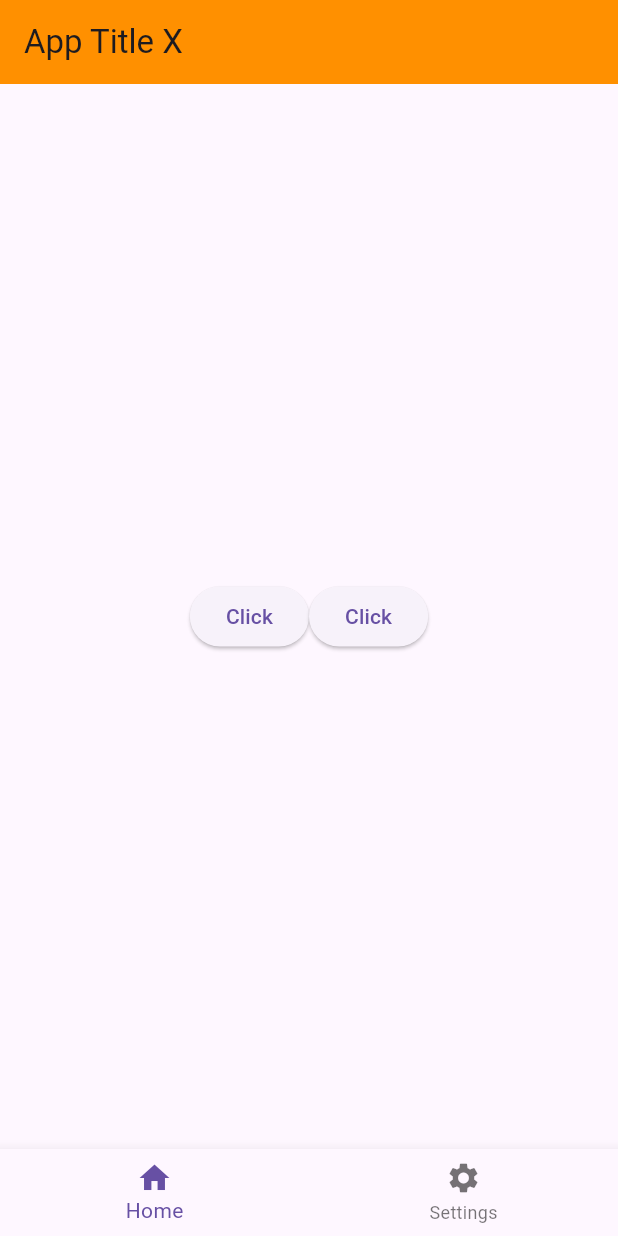
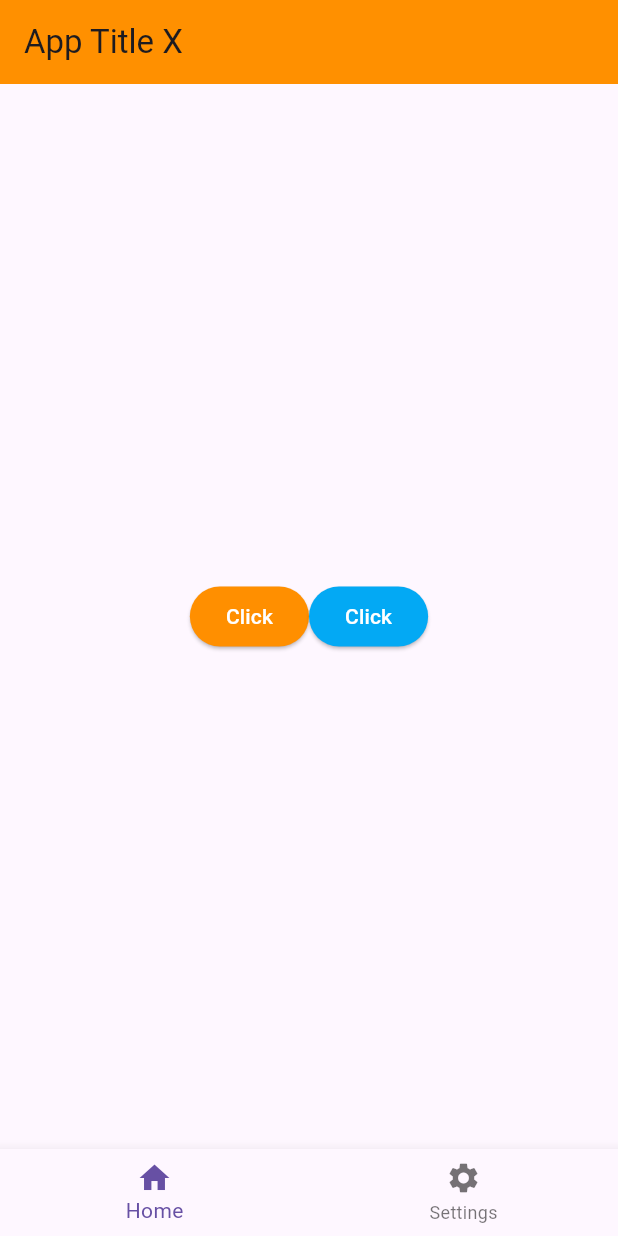
Before and after one commit to Davazano/flutter_learn_the_basics, a Flutter app: the screen it shows after launch, on a phone screen of 412 x 824 dp. Run offline on Flutter 3.47's test engine with Material 3 defaults, Android fonts, the phone set to English and light mode, and no system bars.

```diff
--- a/lib/main.dart
+++ b/lib/main.dart
@@ -32,6 +32,10 @@ class _MyAppState extends State<MyApp> {
               crossAxisAlignment: CrossAxisAlignment.center,
               children: [
                 ElevatedButton(
+                  style: ElevatedButton.styleFrom(
+                    foregroundColor: const Color.fromARGB(255, 255, 255, 255),
+                    backgroundColor: Colors.amber[800]
+                  ),
                   onPressed: () {
                     setState(() {
                       buttonName = 'Clicked';
@@ -40,6 +44,10 @@ class _MyAppState extends State<MyApp> {
                   child: Text(buttonName),
                 ),
                 ElevatedButton(
+                  style: ElevatedButton.styleFrom(
+                    foregroundColor: Colors.white,
+                    backgroundColor: Colors.lightBlue
+                  ),
                   onPressed: () {
                     setState(() {
                       buttonName = 'Clicked';
```
